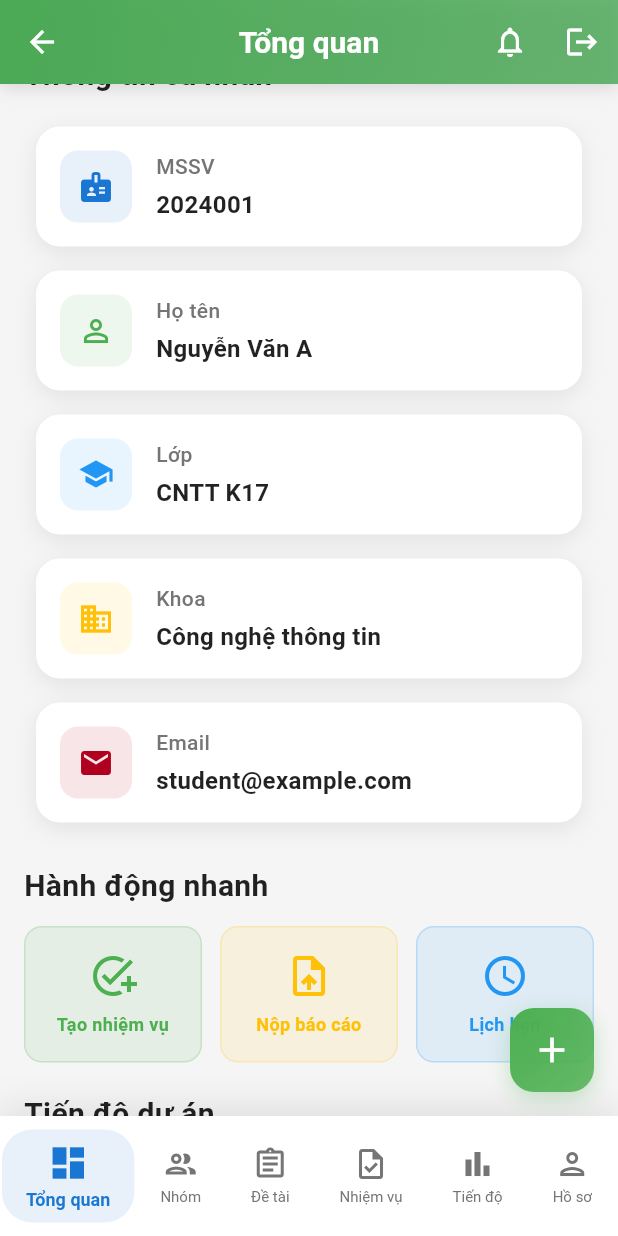
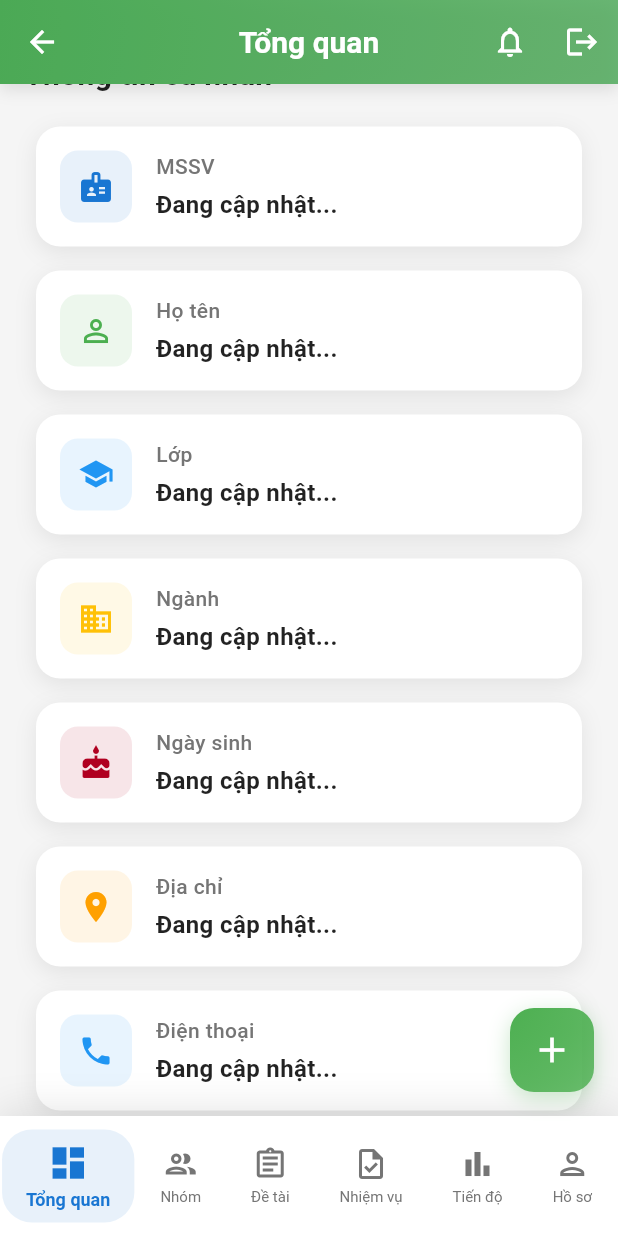
Before and after one commit to DucHien2302/thesis_manage_project, a Flutter app: the StudentDashboard screen opened by its route, scrolled down 576 dp, on a phone screen of 412 x 824 dp. Run offline on Flutter 3.47's test engine with Material 3 defaults, Android fonts, the phone set to English and light mode, and no system bars; our stand-ins replace bloc, equatable, flutter_bloc, shared_preferences; accounts and stored records are empty.

Commit message:
feature_3

```diff
--- a/lib/screens/student/student_dashboard.dart
+++ b/lib/screens/student/student_dashboard.dart
@@ -3,6 +3,9 @@ import 'package:flutter_bloc/flutter_bloc.dart';
 import 'package:thesis_manage_project/config/constants.dart';
 import 'package:thesis_manage_project/screens/auth/blocs/auth_bloc.dart';
 import 'package:thesis_manage_project/screens/profile/profile_screen.dart';
+import 'package:thesis_manage_project/screens/profile/bloc/profile_bloc.dart';
+import 'package:thesis_manage_project/repositories/profile_repository.dart';
+import 'package:thesis_manage_project/utils/api_service.dart';
 import 'package:thesis_manage_project/widgets/custom_navigation_bar.dart';
 import 'package:thesis_manage_project/widgets/custom_app_bar.dart';
 import 'package:thesis_manage_project/widgets/page_transition_widget.dart';
@@ -208,16 +211,53 @@ class _StudentDashboardState extends State<StudentDashboard> {
 }
 
 // Tab Tổng quan
-class _OverviewTab extends StatelessWidget {
+class _OverviewTab extends StatefulWidget {
   const _OverviewTab();
 
   @override
+  State<_OverviewTab> createState() => _OverviewTabState();
+}
+
+class _OverviewTabState extends State<_OverviewTab> {
+  late ProfileBloc _profileBloc;
+
+  @override
+  void initState() {
+    super.initState();
+    _profileBloc = ProfileBloc(
+      profileRepository: ProfileRepository(apiService: ApiService())
+    );
+
+    // Load profile data
+    _loadProfile();
+  }
+
+  void _loadProfile() {
+    final authState = context.read<AuthBloc>().state;
+    if (authState is Authenticated) {
+      final userId = authState.user['id']?.toString() ?? '';
+      _profileBloc.add(LoadProfile(
+        userType: AppConfig.userTypeStudent,
+        userId: userId,
+      ));
+    }
+  }
+
+  @override
+  void dispose() {
+    _profileBloc.close();
+    super.dispose();
+  }
+  @override
   Widget build(BuildContext context) {
-    return RefreshIndicator(
-      onRefresh: () async {
-        await Future.delayed(const Duration(seconds: 1));
-      },
-      child: SingleChildScrollView(
+    return BlocProvider.value(
+      value: _profileBloc,
+      child: RefreshIndicator(
+        onRefresh: () async {
+          _loadProfile();
+          await Future.delayed(const Duration(milliseconds: 500));
+        },
+        child: SingleChildScrollView(
         physics: const AlwaysScrollableScrollPhysics(),
         padding: const EdgeInsets.all(16.0),
         child: Column(
@@ -324,36 +364,39 @@ class _OverviewTab extends StatelessWidget {
                 color: Colors.black87,
               ),
             ),
-            const SizedBox(height: 12),
+            const SizedBox(height: 12),            // Hiển thị thông tin sinh viên từ ProfileBloc
+            BlocBuilder<ProfileBloc, ProfileState>(
+              builder: (context, state) {
+                print('DEBUG: ProfileBloc state: $state');
 
-            InfoCard(
-              icon: Icons.badge,
-              title: 'MSSV',
-              value: '2024001',
-              iconColor: AppColors.primary,
-            ),
-            InfoCard(
-              icon: Icons.person_outline,
-              title: 'Họ tên',
-              value: 'Nguyễn Văn A',
-              iconColor: AppColors.success,
-            ),
-            InfoCard(
-              icon: Icons.school,
-              title: 'Lớp',
-              value: 'CNTT K17',
-              iconColor: AppColors.info,
-            ),
-            InfoCard(
-              icon: Icons.business,
-              title: 'Khoa',
-              value: 'Công nghệ thông tin',
-              iconColor: AppColors.warning,
-            ),            InfoCard(
-              icon: Icons.email,
-              title: 'Email',
-              value: 'student@example.com',
-              iconColor: AppColors.error,
+                if (state is ProfileLoading) {
+                  print('DEBUG: ProfileLoading state');
+                  return const Center(
+                    child: CircularProgressIndicator(),
+                  );
+                }
+
+                if (state is ProfileError) {
+                  print('DEBUG: ProfileError state: ${state.message}');
+                  return _buildEmptyProfileCards();
+                }
+
+                if (state is ProfileLoaded && state.studentProfile != null) {
+                  print('DEBUG: ProfileLoaded state with data');
+                  final profile = state.studentProfile!;
+                  final information = profile.information;
+                  final studentInfo = profile.studentInfo;
+
+                  print('DEBUG: Information - firstName: ${information.firstName}, lastName: ${information.lastName}');
+                  print('DEBUG: StudentInfo - studentCode: ${studentInfo.studentCode}, className: ${studentInfo.className}');
+
+                  return _buildProfileCards(information, studentInfo);
+                }
+
+                print('DEBUG: Default case - no data');
+                // Trường hợp mặc định - chưa có dữ liệu
+                return _buildEmptyProfileCards();
+              },
             ),
 
             const SizedBox(height: 20),
@@ -482,18 +525,16 @@ class _OverviewTab extends StatelessWidget {
                     AppColors.warning,
                   ),
                   _buildNotificationItem(
-                    'Cuộc họp nhóm lúc 14:00',
-                    'Hôm nay',
+                    'Cuộc họp nhóm lúc 14:00',                    'Hôm nay',
                     AppColors.success,
                   ),
                 ],
               ),
-            ),
-
-            const SizedBox(height: 20),
-          ],
+            ),            const SizedBox(height: 20),          ],
         ),
       ),
+      ),
+
     );
   }
 
@@ -526,6 +567,135 @@ class _OverviewTab extends StatelessWidget {
           ),
         ],
       ),
+    );
+  }
+    // Helper method để hiển thị profile cards với dữ liệu thực
+  Widget _buildProfileCards(dynamic information, dynamic studentInfo) {
+    // Helper function để format ngày sinh
+    String formatBirthDate(DateTime? dateTime) {
+      if (dateTime == null) return 'Đang cập nhật...';
+
+      // Kiểm tra nếu là ngày mặc định (1970-01-01)
+      if (dateTime.year == 1970 && dateTime.month == 1 && dateTime.day == 1) {
+        return 'Đang cập nhật...';
+      }
+
+      return '${dateTime.day.toString().padLeft(2, '0')}/${dateTime.month.toString().padLeft(2, '0')}/${dateTime.year}';
+    }
+
+    // Helper function để kiểm tra chuỗi rỗng hoặc null
+    String getDisplayValue(String? value) {
+      if (value == null || value.isEmpty || value.trim().isEmpty) {
+        return 'Đang cập nhật...';
+      }
+      return value;
+    }
+
+    // Helper function để format họ tên
+    String formatFullName(String? firstName, String? lastName) {
+      final first = firstName?.trim() ?? '';
+      final last = lastName?.trim() ?? '';
+
+      if (first.isEmpty && last.isEmpty) {
+        return 'Đang cập nhật...';
+      }
+
+      return '$first $last'.trim();
+    }
+
+    return Column(
+      children: [
+        InfoCard(
+          icon: Icons.badge,
+          title: 'MSSV',
+          value: getDisplayValue(studentInfo.studentCode),
+          iconColor: AppColors.primary,
+        ),
+        InfoCard(
+          icon: Icons.person_outline,
+          title: 'Họ tên',
+          value: formatFullName(information.firstName, information.lastName),
+          iconColor: AppColors.success,
+        ),
+        InfoCard(
+          icon: Icons.school,
+          title: 'Lớp',
+          value: getDisplayValue(studentInfo.className),
+          iconColor: AppColors.info,
+        ),
+        InfoCard(
+          icon: Icons.business,
+          title: 'Ngành',
+          value: getDisplayValue(studentInfo.majorName),
+          iconColor: AppColors.warning,
+        ),
+        InfoCard(
+          icon: Icons.cake,
+          title: 'Ngày sinh',
+          value: formatBirthDate(information.dateOfBirth),
+          iconColor: AppColors.error,
+        ),        InfoCard(
+          icon: Icons.location_on,
+          title: 'Địa chỉ',
+          value: getDisplayValue(information.address),
+          iconColor: AppColors.accent,
+        ),
+        InfoCard(
+          icon: Icons.phone,
+          title: 'Điện thoại',
+          value: getDisplayValue(information.telPhone),
+          iconColor: AppColors.info,
+        ),
+      ],
+    );
+  }
+  // Helper method để hiển thị profile cards rỗng
+  Widget _buildEmptyProfileCards() {
+    return Column(
+      children: [
+        InfoCard(
+          icon: Icons.badge,
+          title: 'MSSV',
+          value: 'Đang cập nhật...',
+          iconColor: AppColors.primary,
+        ),
+        InfoCard(
+          icon: Icons.person_outline,
+          title: 'Họ tên',
+          value: 'Đang cập nhật...',
+          iconColor: AppColors.success,
+        ),
+        InfoCard(
+          icon: Icons.school,
+          title: 'Lớp',
+          value: 'Đang cập nhật...',
+          iconColor: AppColors.info,
+        ),
+        InfoCard(
+          icon: Icons.business,
+          title: 'Ngành',
+          value: 'Đang cập nhật...',
+          iconColor: AppColors.warning,
+        ),
+        InfoCard(
+          icon: Icons.cake,
+          title: 'Ngày sinh',
+          value: 'Đang cập nhật...',
+          iconColor: AppColors.error,
+        ),
+        InfoCard(
+          icon: Icons.location_on,
+          title: 'Địa chỉ',
+          value: 'Đang cập nhật...',
+          iconColor: AppColors.accent,
+        ),
+        InfoCard(
+          icon: Icons.phone,
+          title: 'Điện thoại',
+          value: 'Đang cập nhật...',
+          iconColor: AppColors.info,
+        ),
+      ],
     );
   }
 }
```
Also changed, not shown: lib/models/profile_models.dart (+15 -0 lines), lib/models/profile_models.g.dart, lib/screens/student/student_dashboard_new.dart (deleted).
